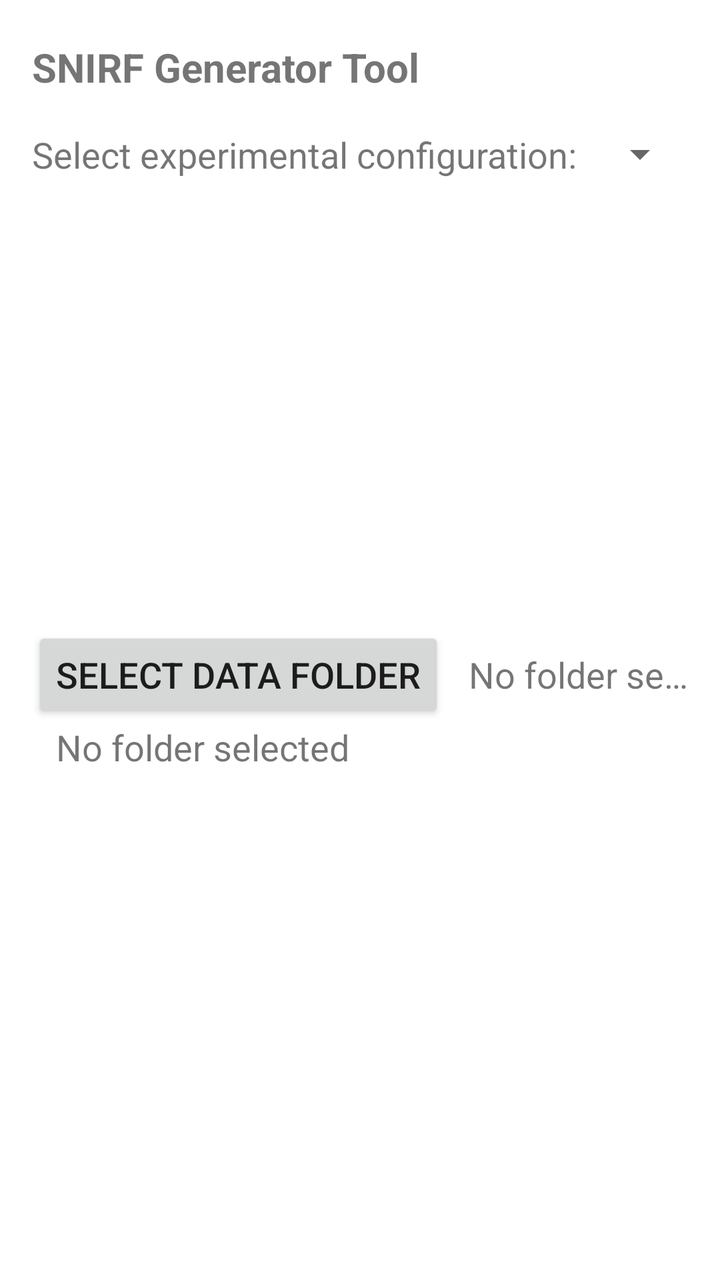
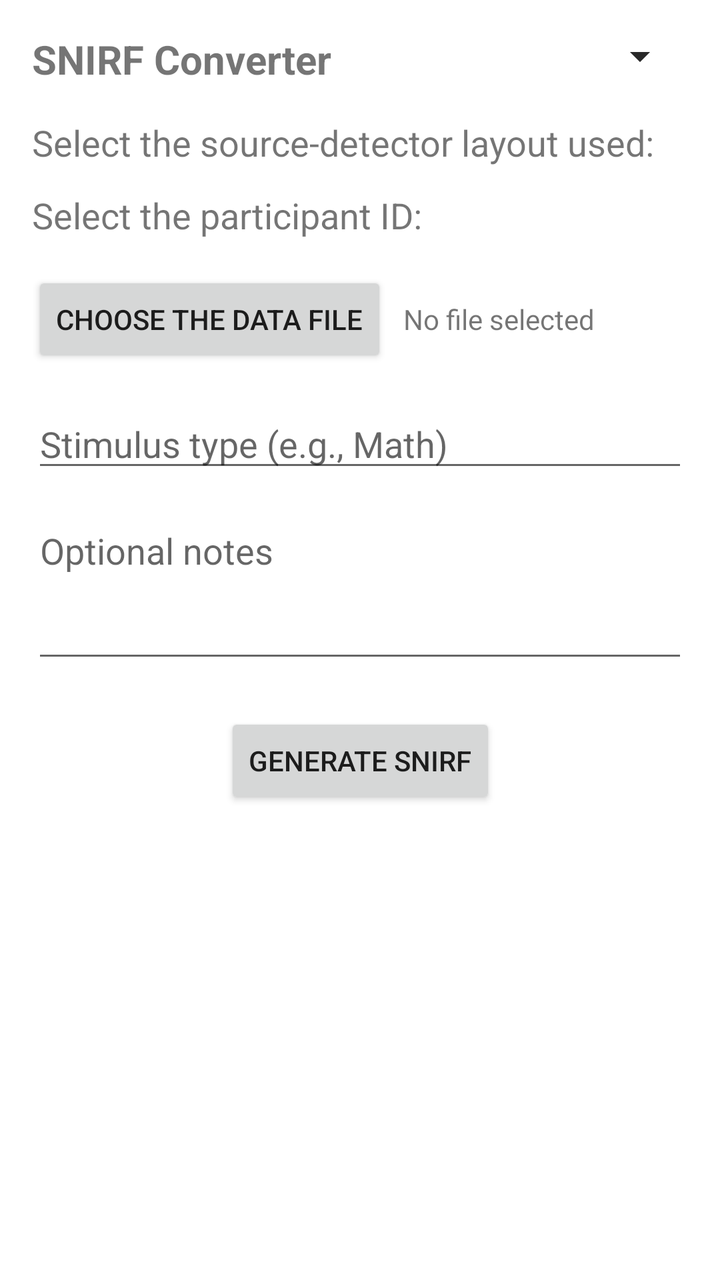

Compare the two renders of this Android layout. The source of the first and the diff that turns it into the second are given below.
<!-- AndroidManifest.xml: application theme Theme.NIRDuino_Android_App_v2 -->
<!-- res/layout/activity_snirfconverter.xml -->
<?xml version="1.0" encoding="utf-8"?>
<androidx.constraintlayout.widget.ConstraintLayout
    xmlns:android="http://schemas.android.com/apk/res/android"
    xmlns:app="http://schemas.android.com/apk/res-auto"
    android:id="@+id/root_layout"
    android:layout_width="match_parent"
    android:layout_height="match_parent"
    android:padding="16dp">

    <TextView
        android:id="@+id/text_title"
        android:layout_width="0dp"
        android:layout_height="wrap_content"
        android:text="SNIRF Generator Tool"
        android:textSize="20sp"
        android:textStyle="bold"
        android:textAlignment="center"
        app:layout_constraintTop_toTopOf="parent"
        app:layout_constraintStart_toStartOf="parent"
        app:layout_constraintEnd_toEndOf="parent"
        android:layout_marginBottom="@dimen/font_size_header1"
        android:layout_marginTop="4dp"/>

    
    <LinearLayout
        android:id="@+id/layout_configuration_row"
        android:layout_width="0dp"
        android:layout_height="wrap_content"
        android:orientation="horizontal"
        app:layout_constraintTop_toBottomOf="@+id/text_title"
        android:layout_marginTop="@dimen/font_size_header3"
        app:layout_constraintStart_toStartOf="parent"
        app:layout_constraintEnd_toEndOf="parent">

        <TextView
            android:id="@+id/text_configuration_label"
            android:layout_width="wrap_content"
            android:layout_height="wrap_content"
            android:text="Select experimental configuration:"
            android:textSize="@dimen/font_size_header3"
            android:layout_gravity="center_vertical"
            android:layout_marginEnd="8dp"/>

        <Spinner
            android:id="@+id/spinner_configuration"
            android:layout_width="0dp"
            android:layout_weight="1"
            android:layout_height="wrap_content"
            android:spinnerMode="dropdown"
            android:textSize="@dimen/font_size_header3"/>
    </LinearLayout>

    
    <androidx.recyclerview.widget.RecyclerView
        android:id="@+id/recycler_participants"
        android:layout_width="0dp"
        android:layout_height="200dp"
        android:layout_marginTop="12dp"
        app:layout_constraintTop_toBottomOf="@id/layout_configuration_row"
        app:layout_constraintStart_toStartOf="parent"
        app:layout_constraintEnd_toEndOf="parent"
        android:textSize="@dimen/font_size_header3" />

    
    <LinearLayout
        android:id="@+id/layout_file_row"
        android:layout_width="0dp"
        android:layout_height="wrap_content"
        android:orientation="horizontal"
        android:layout_marginTop="12dp"
        app:layout_constraintTop_toBottomOf="@id/recycler_participants"
        app:layout_constraintStart_toStartOf="parent"
        app:layout_constraintEnd_toEndOf="parent">

        
        <Button
            android:id="@+id/button_pick_directory"
            android:layout_width="wrap_content"
            android:layout_height="wrap_content"
            android:text="Select Data Folder"
            android:textSize="@dimen/font_size_header3" />

        
        <TextView
            android:id="@+id/text_file_summary"
            android:layout_width="0dp"
            android:layout_height="wrap_content"
            android:text="No folder selected"
            android:textSize="@dimen/font_size_header3"
            android:layout_marginStart="12dp"
            android:layout_gravity="center_vertical"
            android:ellipsize="end"
            android:maxLines="1"
            android:layout_weight="1" />

    </LinearLayout>

    
    <TextView
        android:id="@+id/text_folder_contents"
        android:layout_width="match_parent"
        android:layout_height="250dp"
        android:text="No folder selected"
        android:textSize="@dimen/font_size_header3"
        android:layout_marginStart="12dp"
        android:layout_gravity="center_vertical"
        android:ellipsize="end"
        android:maxLines="1"
        android:layout_weight="1"
        app:layout_constraintTop_toBottomOf="@id/layout_file_row"/>

    
    <Button
        android:id="@+id/button_generate_snirf"
        android:layout_width="wrap_content"
        android:layout_height="wrap_content"
        android:layout_marginTop="16dp"
        android:text="Generate SNIRF"
        app:layout_constraintEnd_toEndOf="parent"
        app:layout_constraintStart_toStartOf="parent"
        app:layout_constraintTop_toBottomOf="@id/text_folder_contents" />

</androidx.constraintlayout.widget.ConstraintLayout>
<!-- resources referenced by this layout -->
<resources>
  <dimen name="font_size_header1">24sp</dimen>
  <dimen name="font_size_header3">18sp</dimen>
  <style name="Theme.NIRDuino_Android_App_v2" parent="Theme.MaterialComponents.Light.NoActionBar">
          
          <item name="colorPrimary">#1976D2</item>
          <item name="colorPrimaryVariant">#1976D2</item> 
          <item name="colorOnPrimary">#FFFFFF</item>
          <item name="colorSecondary">#D81B60</item>
          <item name="colorSecondaryVariant">#C2185B</item> 
          <item name="colorOnSecondary">#FFFFFF</item>
      </style>
</resources>

<!-- the commit's change to res/layout/activity_snirfconverter.xml (unified diff, before → after) -->
@@ -1,123 +1,118 @@
 <?xml version="1.0" encoding="utf-8"?>
-<androidx.constraintlayout.widget.ConstraintLayout
-    xmlns:android="http://schemas.android.com/apk/res/android"
+<androidx.constraintlayout.widget.ConstraintLayout xmlns:android="http://schemas.android.com/apk/res/android"
     xmlns:app="http://schemas.android.com/apk/res-auto"
-    android:id="@+id/root_layout"
     android:layout_width="match_parent"
     android:layout_height="match_parent"
     android:padding="16dp">
 
+    
     <TextView
         android:id="@+id/text_title"
         android:layout_width="0dp"
         android:layout_height="wrap_content"
-        android:text="SNIRF Generator Tool"
+        android:text="SNIRF Converter"
         android:textSize="20sp"
         android:textStyle="bold"
         android:textAlignment="center"
-        app:layout_constraintTop_toTopOf="parent"
         app:layout_constraintStart_toStartOf="parent"
         app:layout_constraintEnd_toEndOf="parent"
-        android:layout_marginBottom="@dimen/font_size_header1"
-        android:layout_marginTop="4dp"/>
+        app:layout_constraintTop_toTopOf="parent" />
 
     
-    <LinearLayout
-        android:id="@+id/layout_configuration_row"
+    <TextView
+        android:id="@+id/label_layout"
+        android:layout_width="wrap_content"
+        android:layout_height="wrap_content"
+        android:text="Select the source-detector layout used:"
+        app:layout_constraintStart_toStartOf="parent"
+        app:layout_constraintTop_toBottomOf="@id/text_title"
+        android:layout_marginTop="16dp"
+        android:textSize="@dimen/font_size_header3"/>
+
+    <Spinner
+        android:id="@+id/spinner_layout"
         android:layout_width="0dp"
         android:layout_height="wrap_content"
-        android:orientation="horizontal"
-        app:layout_constraintTop_toBottomOf="@+id/text_title"
-        android:layout_marginTop="@dimen/font_size_header3"
-        app:layout_constraintStart_toStartOf="parent"
-        app:layout_constraintEnd_toEndOf="parent">
-
-        <TextView
-            android:id="@+id/text_configuration_label"
-            android:layout_width="wrap_content"
-            android:layout_height="wrap_content"
-            android:text="Select experimental configuration:"
-            android:textSize="@dimen/font_size_header3"
-            android:layout_gravity="center_vertical"
-            android:layout_marginEnd="8dp"/>
-
-        <Spinner
-            android:id="@+id/spinner_configuration"
-            android:layout_width="0dp"
-            android:layout_weight="1"
-            android:layout_height="wrap_content"
-            android:spinnerMode="dropdown"
-            android:textSize="@dimen/font_size_header3"/>
-    </LinearLayout>
-
-    
-    <androidx.recyclerview.widget.RecyclerView
-        android:id="@+id/recycler_participants"
-        android:layout_width="0dp"
-        android:layout_height="200dp"
-        android:layout_marginTop="12dp"
-        app:layout_constraintTop_toBottomOf="@id/layout_configuration_row"
-        app:layout_constraintStart_toStartOf="parent"
+        app:layout_constraintStart_toEndOf="@id/label_layout"
         app:layout_constraintEnd_toEndOf="parent"
+        app:layout_constraintBaseline_toBaselineOf="@id/label_layout"
         android:textSize="@dimen/font_size_header3" />
 
     
-    <LinearLayout
-        android:id="@+id/layout_file_row"
+    <TextView
+        android:id="@+id/label_participant"
+        android:layout_width="wrap_content"
+        android:layout_height="wrap_content"
+        android:text="Select the participant ID:"
+        app:layout_constraintStart_toStartOf="parent"
+        app:layout_constraintTop_toBottomOf="@id/label_layout"
+        android:layout_marginTop="12dp"
+        android:textSize="@dimen/font_size_header3" />
+
+    <Spinner
+        android:id="@+id/spinner_participant"
         android:layout_width="0dp"
         android:layout_height="wrap_content"
-        android:orientation="horizontal"
-        android:layout_marginTop="12dp"
-        app:layout_constraintTop_toBottomOf="@id/recycler_participants"
-        app:layout_constraintStart_toStartOf="parent"
-        app:layout_constraintEnd_toEndOf="parent">
-
-        
-        <Button
-            android:id="@+id/button_pick_directory"
-            android:layout_width="wrap_content"
-            android:layout_height="wrap_content"
-            android:text="Select Data Folder"
-            android:textSize="@dimen/font_size_header3" />
-
-        
-        <TextView
-            android:id="@+id/text_file_summary"
-            android:layout_width="0dp"
-            android:layout_height="wrap_content"
-            android:text="No folder selected"
-            android:textSize="@dimen/font_size_header3"
-            android:layout_marginStart="12dp"
-            android:layout_gravity="center_vertical"
-            android:ellipsize="end"
-            android:maxLines="1"
-            android:layout_weight="1" />
-
-    </LinearLayout>
+        app:layout_constraintStart_toEndOf="@id/label_participant"
+        app:layout_constraintEnd_toEndOf="parent"
+        app:layout_constraintBaseline_toBaselineOf="@id/label_participant"
+        android:textSize="@dimen/font_size_header3" />
 
     
+    <Button
+        android:id="@+id/button_pick_csv"
+        android:layout_width="wrap_content"
+        android:layout_height="wrap_content"
+        android:text="Choose the data file"
+        app:layout_constraintStart_toStartOf="parent"
+        app:layout_constraintTop_toBottomOf="@id/label_participant"
+        android:layout_marginTop="16dp" />
+
     <TextView
-        android:id="@+id/text_folder_contents"
-        android:layout_width="match_parent"
-        android:layout_height="250dp"
-        android:text="No folder selected"
-        android:textSize="@dimen/font_size_header3"
-        android:layout_marginStart="12dp"
-        android:layout_gravity="center_vertical"
+        android:id="@+id/text_csv_name"
+        android:layout_width="0dp"
+        android:layout_height="wrap_content"
+        android:text="No file selected"
         android:ellipsize="end"
         android:maxLines="1"
-        android:layout_weight="1"
-        app:layout_constraintTop_toBottomOf="@id/layout_file_row"/>
+        app:layout_constraintStart_toEndOf="@id/button_pick_csv"
+        app:layout_constraintEnd_toEndOf="parent"
+        app:layout_constraintBaseline_toBaselineOf="@id/button_pick_csv"
+        android:layout_marginStart="8dp" />
+
+    
+    <EditText
+        android:id="@+id/edit_stimulus_label"
+        android:layout_width="0dp"
+        android:layout_height="wrap_content"
+        android:hint="Stimulus type (e.g., Math)"
+        app:layout_constraintStart_toStartOf="parent"
+        app:layout_constraintEnd_toEndOf="parent"
+        app:layout_constraintTop_toBottomOf="@id/button_pick_csv"
+        android:layout_marginTop="16dp" />
+
+    
+    <EditText
+        android:id="@+id/edit_notes"
+        android:layout_width="0dp"
+        android:layout_height="wrap_content"
+        android:minLines="3"
+        android:gravity="top|start"
+        android:hint="Optional notes"
+        app:layout_constraintStart_toStartOf="parent"
+        app:layout_constraintEnd_toEndOf="parent"
+        app:layout_constraintTop_toBottomOf="@id/edit_stimulus_label"
+        android:layout_marginTop="12dp" />
 
     
     <Button
         android:id="@+id/button_generate_snirf"
         android:layout_width="wrap_content"
         android:layout_height="wrap_content"
-        android:layout_marginTop="16dp"
         android:text="Generate SNIRF"
+        app:layout_constraintStart_toStartOf="parent"
         app:layout_constraintEnd_toEndOf="parent"
-        app:layout_constraintStart_toStartOf="parent"
-        app:layout_constraintTop_toBottomOf="@id/text_folder_contents" />
+        app:layout_constraintTop_toBottomOf="@id/edit_notes"
+        android:layout_marginTop="20dp" />
 
 </androidx.constraintlayout.widget.ConstraintLayout>
<!-- resource entries referenced after the edit -->
@@ -1,6 +1,5 @@
 <!-- resources referenced by this layout -->
 <resources>
-  <dimen name="font_size_header1">24sp</dimen>
   <dimen name="font_size_header3">18sp</dimen>
   <style name="Theme.NIRDuino_Android_App_v2" parent="Theme.MaterialComponents.Light.NoActionBar">
           
